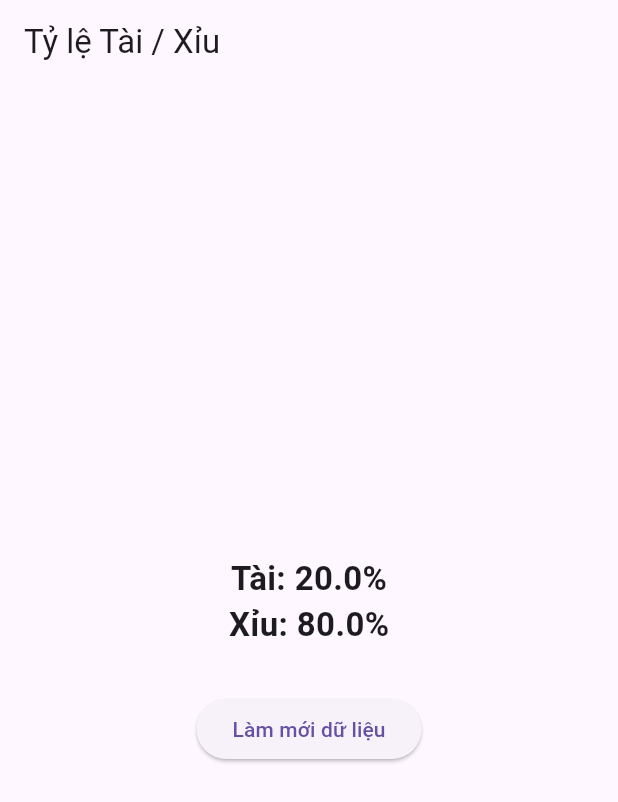
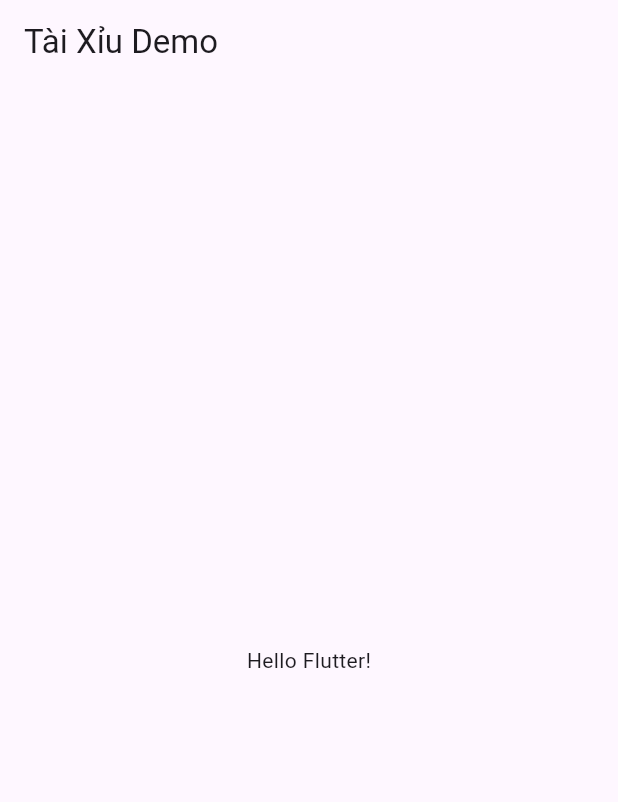
Before and after one commit to flotinhhe5-ctrl/taixiu-app-demo, a Flutter app: the screen it shows after launch, on a phone screen of 412 x 824 dp. Shown: the top 802 px of the screen. Run offline on Flutter 3.47's test engine with Material 3 defaults, Android fonts, the phone set to English and light mode, and no system bars.

Commit message:
Update main.dart

```diff
--- a/lib/main.dart
+++ b/lib/main.dart
@@ -1,68 +1,19 @@
-import 'dart:math';
 import 'package:flutter/material.dart';
 
 void main() {
-  runApp(const TaiXiuApp());
+  runApp(const MyApp());
 }
 
-class TaiXiuApp extends StatelessWidget {
-  const TaiXiuApp({super.key});
+class MyApp extends StatelessWidget {
+  const MyApp({super.key});
+
   @override
   Widget build(BuildContext context) {
     return MaterialApp(
-      title: 'Tài Xỉu Stats',
-      theme: ThemeData(primarySwatch: Colors.blue),
-      home: const TaiXiuScreen(),
-    );
-  }
-}
-
-class TaiXiuScreen extends StatefulWidget {
-  const TaiXiuScreen({super.key});
-  @override
-  State<TaiXiuScreen> createState() => _TaiXiuScreenState();
-}
-
-class _TaiXiuScreenState extends State<TaiXiuScreen> {
-  int taiCount = 0;
-  int xiuCount = 0;
-
-  void _generateRandomData() {
-    final random = Random();
-    setState(() {
-      taiCount = random.nextInt(100);
-      xiuCount = 100 - taiCount;
-    });
-  }
-
-  @override
-  void initState() {
-    super.initState();
-    _generateRandomData();
-  }
-
-  @override
-  Widget build(BuildContext context) {
-    double total = (taiCount + xiuCount).toDouble();
-    double taiPercent = total > 0 ? (taiCount / total) * 100 : 0;
-    double xiuPercent = total > 0 ? (xiuCount / total) * 100 : 0;
-
-    return Scaffold(
-      appBar: AppBar(title: const Text("Tỷ lệ Tài / Xỉu")),
-      body: Center(
-        child: Column(
-          mainAxisAlignment: MainAxisAlignment.center,
-          children: [
-            Text("Tài: ${taiPercent.toStringAsFixed(1)}%",
-                style: const TextStyle(fontSize: 22, fontWeight: FontWeight.bold)),
-            Text("Xỉu: ${xiuPercent.toStringAsFixed(1)}%",
-                style: const TextStyle(fontSize: 22, fontWeight: FontWeight.bold)),
-            const SizedBox(height: 30),
-            ElevatedButton(
-              onPressed: _generateRandomData,
-              child: const Text("Làm mới dữ liệu"),
-            ),
-          ],
+      home: Scaffold(
+        appBar: AppBar(title: const Text("Tài Xỉu Demo")),
+        body: const Center(
+          child: Text("Hello Flutter!"),
         ),
       ),
     );
```
